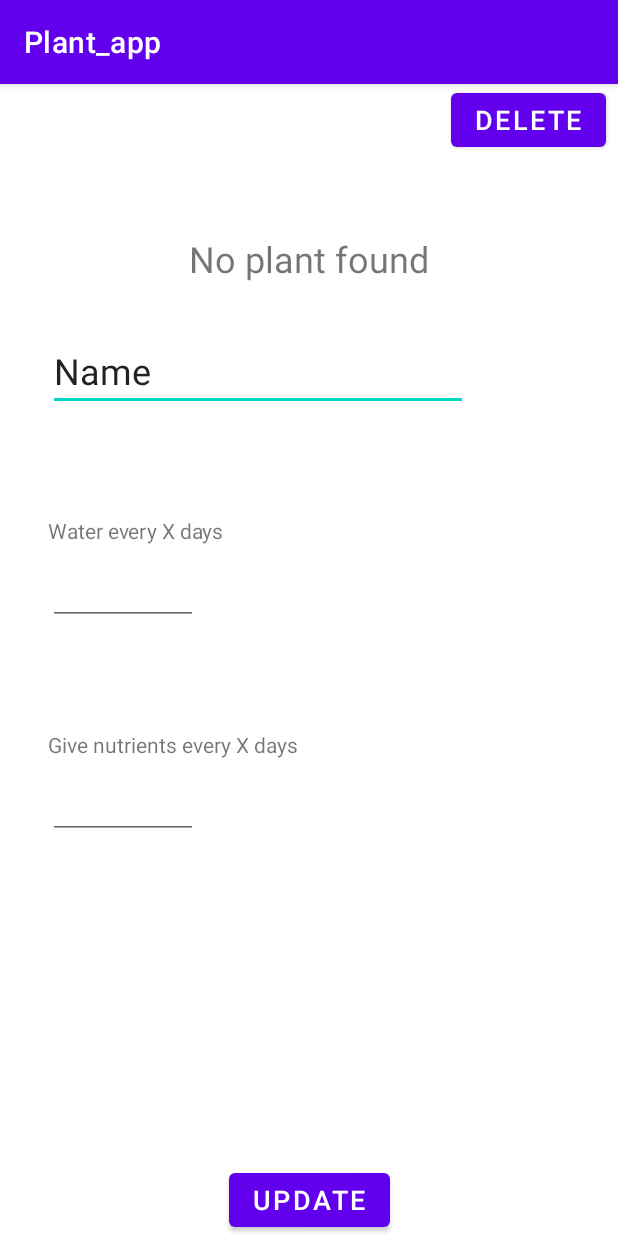
After one commit to t3ss-acode/Plant-app, an Android app: the EditPlantActivity screen opened directly, with no data from a screen before it, on a phone screen of 412 x 824 dp. The commit adds this screen. Run offline under Robolectric (Android 15) with nearby library versions, the phone set to English and light mode, and no system bars.

Commit message:
Edit and delete plant (not notifications)

```diff
--- a/app/src/main/AndroidManifest.xml
+++ b/app/src/main/AndroidManifest.xml
@@ -13,6 +13,7 @@
         android:roundIcon="@mipmap/ic_launcher_round"
         android:supportsRtl="true"
         android:theme="@style/Theme.Plant_app">
+        <activity android:name=".EditPlantActivity"></activity>
 
         <meta-data
             android:name="com.google.android.actions"
@@ -37,9 +38,8 @@
             </intent-filter>
         </activity>
 
-        <receiver
-            android:name=".model.NotificationReceiver">
-        </receiver>
+        <receiver android:name=".model.NotificationReceiver"></receiver>
+
         <provider
             android:name="androidx.core.content.FileProvider"
             android:authorities="com.example.plant_app.fileprovider"
--- /dev/null
+++ b/app/src/main/java/com/example/plant_app/EditPlantActivity.java
@@ -0,0 +1,149 @@
+package com.example.plant_app;
+
+import androidx.appcompat.app.AlertDialog;
+import androidx.appcompat.app.AppCompatActivity;
+
+import android.content.DialogInterface;
+import android.content.Intent;
+import android.os.Bundle;
+import android.util.Log;
+import android.view.View;
+import android.widget.EditText;
+import android.widget.TextView;
+import android.widget.Toast;
+
+import com.example.plant_app.model.Plant;
+import com.example.plant_app.model.PlantList;
+import com.example.plant_app.storePlants.PlantIdKeeper;
+
+public class EditPlantActivity extends AppCompatActivity {
+
+    private static final String EDIT_LOG_TAG = "log_edit";
+
+    private static final String INCORRECT_INPUT_NAME = "Please enter a name";
+    private static final String INCORRECT_INPUT_NUMBER = "Please enter a positive number";
+    private static final String ERROR_ADDING_PLANT = "ERROR: Unable to add plant entry";
+
+    private Plant mSelectedPlant;
+
+    private TextView mNoPlantView;
+    private TextView mNameView;
+    private EditText mWaterDaysView;
+    private EditText mNutrientsDaysView;
+
+    @Override
+    protected void onCreate(Bundle savedInstanceState) {
+        super.onCreate(savedInstanceState);
+        setContentView(R.layout.activity_edit_plant);
+
+        mNoPlantView = findViewById(R.id.editNoPlantTextView);
+        mNameView = findViewById(R.id.editNameEditText);
+        mWaterDaysView = findViewById(R.id.editWaterEditText);
+        mNutrientsDaysView = findViewById(R.id.editNutrientsEditText);
+
+
+        Intent intent = getIntent();
+        // Get the selected device from the intent
+        int position = intent.getIntExtra(MainActivity.SELECTED_PLANT, -1);
+        Log.d(EDIT_LOG_TAG, "" + position);
+        if (position == -1) {
+            mNoPlantView.setVisibility(View.VISIBLE);
+            toast("No plant found");
+        } else {
+            mSelectedPlant = PlantList.getInstance().get(position);
+            Log.d(EDIT_LOG_TAG, mSelectedPlant.toString());
+
+            mNameView.setText(mSelectedPlant.getName());
+            mWaterDaysView.setHint(Integer.toString(mSelectedPlant.getWaterReminder()));
+            if(mSelectedPlant.getNutrientsReminder() != -1)
+                mNutrientsDaysView.setHint(Integer.toString(mSelectedPlant.getNutrientsReminder()));
+        }
+    }
+
+    public void updatePlant(View view) {
+        String name = mNameView.getText().toString();
+        String waterReminder = mWaterDaysView.getText().toString();
+        String nutrientsReminder = mNutrientsDaysView.getText().toString();
+
+
+        // TODO: Move this bit of logic from here and in add plant to its own class
+
+        // Check that a name has been entered
+        if (!name.matches("")) {
+            mSelectedPlant.setName(name);
+        }
+
+
+        // Check that the number can be parsed to an integer and is a positive number
+        if(!waterReminder.matches("")) {
+            int waterNumber;
+            try {
+                waterNumber = Integer.parseInt(waterReminder);
+                if (waterNumber <= 0) {
+                    toast(INCORRECT_INPUT_NUMBER);
+                    return;
+                }
+            } catch (Exception e) {
+                toast(INCORRECT_INPUT_NUMBER);
+                return;
+            }
+        }
+
+
+        // If something has been entered, check that it is a positive integer
+        if(!nutrientsReminder.matches("")) {
+            int nutrientsNumber = -1;
+            if (!nutrientsReminder.matches("")) {
+                try {
+                    nutrientsNumber = Integer.parseInt(nutrientsReminder);
+                    if (nutrientsNumber <= 0) {
+                        toast(INCORRECT_INPUT_NUMBER);
+                        return;
+                    }
+                } catch (Exception e) {
+                    toast(INCORRECT_INPUT_NUMBER);
+                    return;
+                }
+            }
+        }
+
+        // TODO: Update notification after I actually get it to work
+
+        mNameView.setText("");
+        mWaterDaysView.setText("");
+        mNutrientsDaysView.setText("");
+
+        finish();
+    }
+
+    public void deletePlant(View view) {
+
+        new AlertDialog.Builder(this)
+                .setTitle("Delete entry")
+                .setMessage("Are you sure you want to delete this plant entry?")
+
+                // Specifying a listener allows you to take an action before dismissing the dialog.
+                // The dialog is automatically dismissed when a dialog button is clicked.
+                .setPositiveButton(android.R.string.yes, new DialogInterface.OnClickListener() {
+                    public void onClick(DialogInterface dialog, int which) {
+                        PlantList.getInstance().remove(mSelectedPlant);
+
+                        mNameView.setText("");
+                        mWaterDaysView.setText("");
+                        mNutrientsDaysView.setText("");
+
+                        finish();
+                    }
+                })
+
+                // A null listener allows the button to dismiss the dialog and take no further action.
+                .setNegativeButton(android.R.string.no, null)
+                .setIcon(android.R.drawable.ic_dialog_alert)
+                .show();
+    }
+
+    public void toast(String message) {
+        Toast toast = Toast.makeText(this, message, Toast.LENGTH_LONG);
+        toast.show();
+    }
+}
--- a/app/src/main/java/com/example/plant_app/model/NotificationReceiver.java
+++ b/app/src/main/java/com/example/plant_app/model/NotificationReceiver.java
@@ -152,6 +152,9 @@ public class NotificationReceiver extends BroadcastReceiver {
         Plant plant = getPlantFromId(plantId);
 
         if(plant != null) {
+            plant.setWaterIn(plant.getWaterReminder()-1);
+            plant.setLastWatered(0);
+            Log.d("log_saved_data", "in alarm: water updated");
             // Build the notification with all of the parameters.
             NotificationCompat.Builder notifyBuilder = new NotificationCompat
                     .Builder(context, WATER_CHANNEL_ID)
@@ -185,7 +188,6 @@ public class NotificationReceiver extends BroadcastReceiver {
      * @return plant with correct id else returns null
      */
     private Plant getPlantFromId(int id) {
-        List<Plant> plants = PlantList.getInstance();
         for(int i=0; i < plants.size(); i++) {
             if(plants.get(i).getId() == id)
                 return plants.get(i);
--- /dev/null
+++ b/app/src/main/res/layout/activity_edit_plant.xml
@@ -0,0 +1,106 @@
+<?xml version="1.0" encoding="utf-8"?>
+<androidx.constraintlayout.widget.ConstraintLayout xmlns:android="http://schemas.android.com/apk/res/android"
+    xmlns:app="http://schemas.android.com/apk/res-auto"
+    xmlns:tools="http://schemas.android.com/tools"
+    android:layout_width="match_parent"
+    android:layout_height="match_parent"
+    tools:context=".EditPlantActivity">
+
+    <EditText
+        android:id="@+id/editNameEditText"
+        android:layout_width="wrap_content"
+        android:layout_height="wrap_content"
+        android:layout_marginStart="32dp"
+        android:layout_marginLeft="32dp"
+        android:layout_marginTop="32dp"
+        android:ems="10"
+        android:inputType="textPersonName"
+        android:text="Name"
+        android:textAppearance="@style/TextAppearance.AppCompat.Medium"
+        android:textSize="24sp"
+        app:layout_constraintStart_toStartOf="parent"
+        app:layout_constraintTop_toBottomOf="@+id/editNoPlantTextView" />
+
+    <EditText
+        android:id="@+id/editWaterEditText"
+        android:layout_width="100dp"
+        android:layout_height="wrap_content"
+        android:layout_marginStart="32dp"
+        android:layout_marginLeft="32dp"
+        android:ems="10"
+        android:inputType="number"
+        android:textAppearance="@style/TextAppearance.AppCompat.Medium"
+        android:textSize="24sp"
+        app:layout_constraintStart_toStartOf="parent"
+        app:layout_constraintTop_toBottomOf="@+id/textView" />
+
+    <EditText
+        android:id="@+id/editNutrientsEditText"
+        android:layout_width="100dp"
+        android:layout_height="wrap_content"
+        android:layout_marginStart="32dp"
+        android:layout_marginLeft="32dp"
+        android:ems="10"
+        android:inputType="number"
+        android:textAppearance="@style/TextAppearance.AppCompat.Medium"
+        android:textSize="24sp"
+        app:layout_constraintStart_toStartOf="parent"
+        app:layout_constraintTop_toBottomOf="@+id/textView2" />
+
+    <Button
+        android:id="@+id/deletePlantButton"
+        android:layout_width="wrap_content"
+        android:layout_height="wrap_content"
+        android:layout_marginEnd="8dp"
+        android:layout_marginRight="8dp"
+        android:onClick="deletePlant"
+        android:text="Delete"
+        android:textSize="18sp"
+        app:layout_constraintEnd_toEndOf="parent"
+        app:layout_constraintTop_toTopOf="parent" />
+
+    <Button
+        android:id="@+id/updatePlantButton"
+        android:layout_width="wrap_content"
+        android:layout_height="wrap_content"
+        android:onClick="updatePlant"
+        android:text="Update"
+        android:textSize="18sp"
+        app:layout_constraintBottom_toBottomOf="parent"
+        app:layout_constraintEnd_toEndOf="parent"
+        app:layout_constraintStart_toStartOf="parent" />
+
+    <TextView
+        android:id="@+id/textView"
+        android:layout_width="wrap_content"
+        android:layout_height="wrap_content"
+        android:layout_marginStart="32dp"
+        android:layout_marginLeft="32dp"
+        android:layout_marginTop="70dp"
+        android:text="Water every X days"
+        app:layout_constraintStart_toStartOf="parent"
+        app:layout_constraintTop_toBottomOf="@+id/editNameEditText" />
+
+    <TextView
+        android:id="@+id/textView2"
+        android:layout_width="wrap_content"
+        android:layout_height="wrap_content"
+        android:layout_marginStart="32dp"
+        android:layout_marginLeft="32dp"
+        android:layout_marginTop="70dp"
+        android:text="Give nutrients every X days"
+        app:layout_constraintStart_toStartOf="parent"
+        app:layout_constraintTop_toBottomOf="@+id/editWaterEditText" />
+
+    <TextView
+        android:id="@+id/editNoPlantTextView"
+        android:layout_width="wrap_content"
+        android:layout_height="wrap_content"
+        android:layout_marginTop="100dp"
+        android:text="No plant found"
+        android:textSize="24sp"
+        android:visibility="invisible"
+        app:layout_constraintEnd_toEndOf="parent"
+        app:layout_constraintStart_toStartOf="parent"
+        app:layout_constraintTop_toTopOf="parent" />
+</androidx.constraintlayout.widget.ConstraintLayout>
```
Also changed, not shown: app/src/main/java/com/example/plant_app/MainActivity.java (+27 -10 lines), app/src/main/java/com/example/plant_app/NotificationHandler.java (deleted, +0 -82 lines), app/src/main/java/com/example/plant_app/PlantAdapter.java (+35 -9 lines), app/src/main/java/com/example/plant_app/model/Plant.java (+32 -2 lines), app/src/main/java/com/example/plant_app/storePlants/DeserializeFromFile.java (+54 -4 lines), app/src/main/java/com/example/plant_app/storePlants/SerializeToFile.java (+7 -0 lines).
